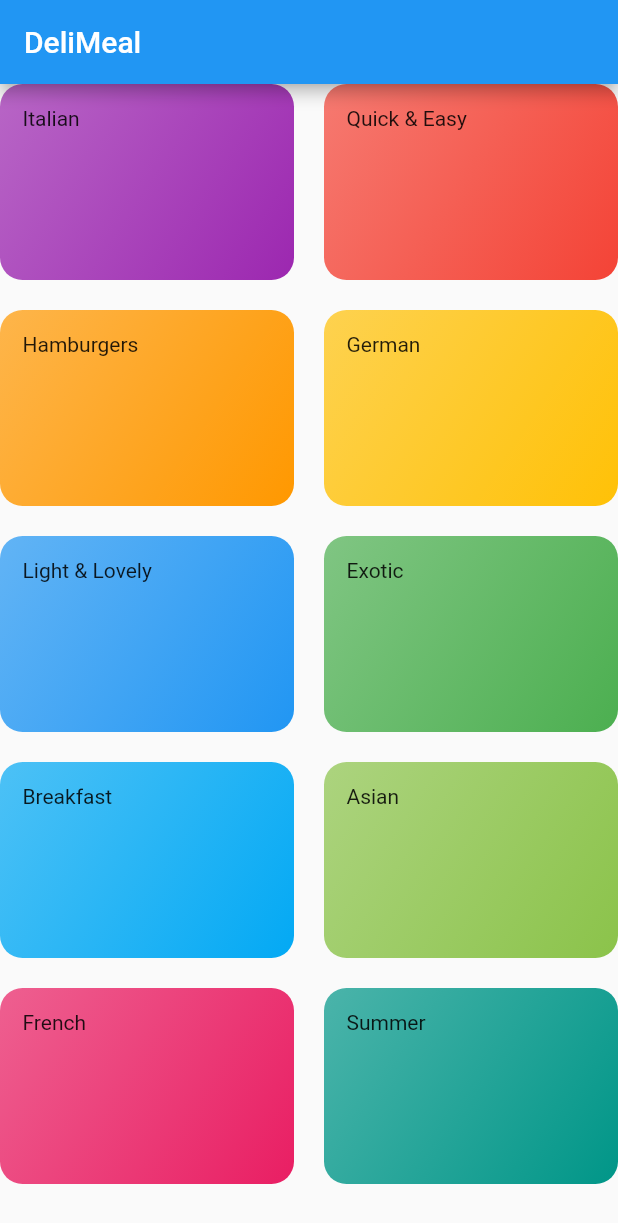
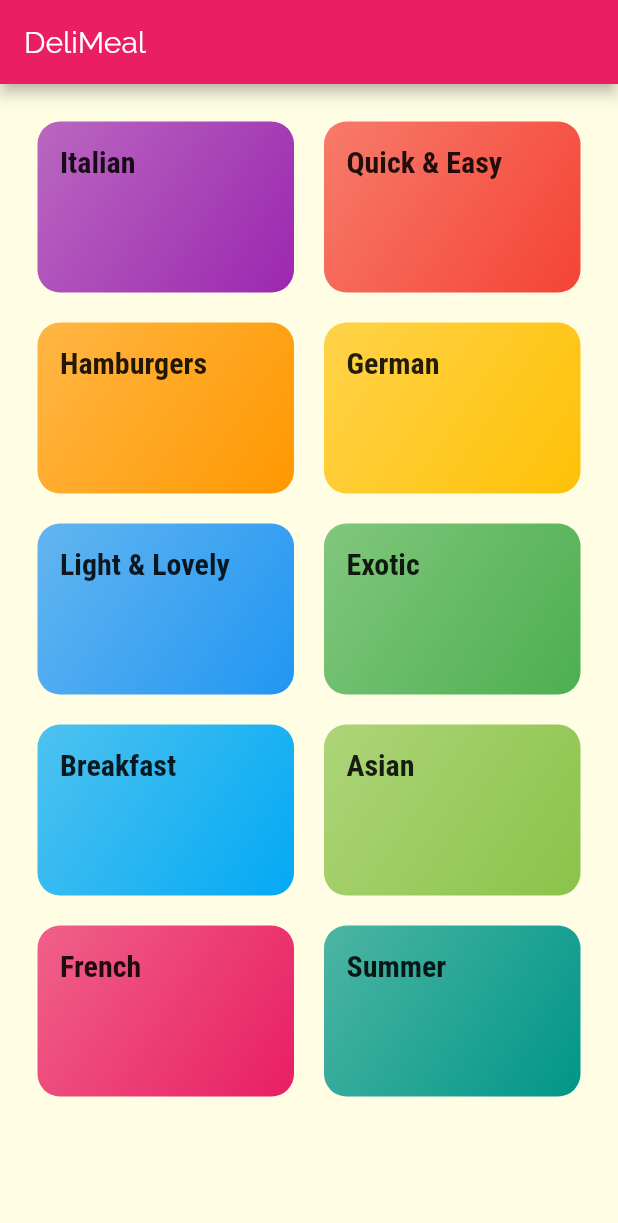
Before and after one commit to Ashrar23/meals_app, a Flutter app: the screen it shows after launch, on a phone screen of 412 x 824 dp. Shown: the top 1223 px of the screen. Run offline on Flutter 3.47's test engine with Material 2 defaults, Android fonts, the phone set to English and light mode, and no system bars.

Commit message:
add category_meals_screen

```diff
--- a/lib/categories_screen.dart
+++ b/lib/categories_screen.dart
@@ -11,13 +11,15 @@ class CategoriesScreen extends StatelessWidget {
         title: const Text('DeliMeal'),
       ),
       body: GridView(
+        padding: const EdgeInsets.all(25),
         children: DUMMY_CATEGORIES
             .map(
               (catData) => CategoryItem(
-            catData.title,
-            catData.color,
-          ),
-        )
+                catData.id,
+                catData.title,
+                catData.color,
+              ),
+            )
             .toList(),
         gridDelegate: SliverGridDelegateWithMaxCrossAxisExtent(
           maxCrossAxisExtent: 200,
--- a/lib/category_item.dart
+++ b/lib/category_item.dart
@@ -1,16 +1,36 @@
 import 'package:flutter/material.dart';
 
+import './category_meals_screen.dart';
+
 class CategoryItem extends StatelessWidget {
+  final String id;
   final String title;
   final Color color;
 
-  CategoryItem(this.title, this.color);
+  CategoryItem(this.id, this.title, this.color);
+
+  void selectCategory(BuildContext ctx) {
+    Navigator.of(ctx).push(
+      MaterialPageRoute(
+        builder: (_) {
+          return CategoryMealsScreen(id, title);
+        },
+      ),
+    );
+  }
 
   @override
   Widget build(BuildContext context) {
-    return Container(
+    return InkWell(
+      onTap: () => selectCategory(context),
+      splashColor: Theme.of(context).primaryColor,
+      borderRadius: BorderRadius.circular(15),
+      child: Container(
         padding: const EdgeInsets.all(15),
-      child: Text(title),
+        child: Text(
+          title,
+          style: Theme.of(context).textTheme.title,
+        ),
         decoration: BoxDecoration(
           gradient: LinearGradient(
             colors: [
@@ -22,6 +42,7 @@ class CategoryItem extends StatelessWidget {
           ),
           borderRadius: BorderRadius.circular(15),
         ),
+      ),
     );
   }
 }
--- a/lib/dummy_data.dart
+++ b/lib/dummy_data.dart
@@ -1,5 +1,7 @@
 import 'package:flutter/material.dart';
+
 import 'package:meals_app/model/category.dart';
+
 const DUMMY_CATEGORIES = const [
   Category(
     id: 'c1',
--- a/lib/main.dart
+++ b/lib/main.dart
@@ -1,19 +1,31 @@
 import 'package:flutter/material.dart';
-import 'categories_screen.dart';
 
-void main() {
-  runApp(MyApp());
-}
+import './categories_screen.dart';
+
+void main() => runApp(MyApp());
 
 class MyApp extends StatelessWidget {
-  // This widget is the root of your application.
   @override
   Widget build(BuildContext context) {
     return MaterialApp(
       title: 'DeliMeals',
       theme: ThemeData(
-        primarySwatch: Colors.blue,
-        visualDensity: VisualDensity.adaptivePlatformDensity,
+        primarySwatch: Colors.pink,
+        accentColor: Colors.amber,
+        canvasColor: Color.fromRGBO(255, 254, 229, 1),
+        fontFamily: 'Raleway',
+        textTheme: ThemeData.light().textTheme.copyWith(
+            body1: TextStyle(
+              color: Color.fromRGBO(20, 51, 51, 1),
+            ),
+            body2: TextStyle(
+              color: Color.fromRGBO(20, 51, 51, 1),
+            ),
+            title: TextStyle(
+              fontSize: 20,
+              fontFamily: 'RobotoCondensed',
+              fontWeight: FontWeight.bold,
+            )),
       ),
       home: CategoriesScreen(),
     );
```
Also changed, not shown: lib/category_meals_screen.dart (added, +22 -0 lines), pubspec.yaml (+17 -6 lines), assets/fonts/Raleway-Black.ttf (added), assets/fonts/Raleway-Bold.ttf (added), assets/fonts/Raleway-Regular.ttf (added), assets/fonts/RobotoCondensed-Bold.ttf (added), assets/fonts/RobotoCondensed-Italic.ttf (added), assets/fonts/RobotoCondensed-Light.ttf (added), assets/fonts/RobotoCondensed-Regular.ttf (added). Lines whose indentation alone changed are shown as unchanged.
